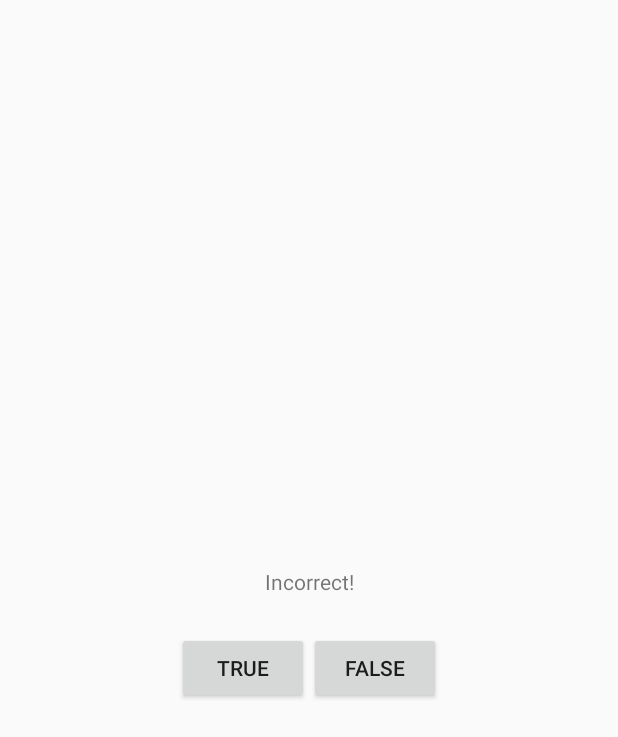
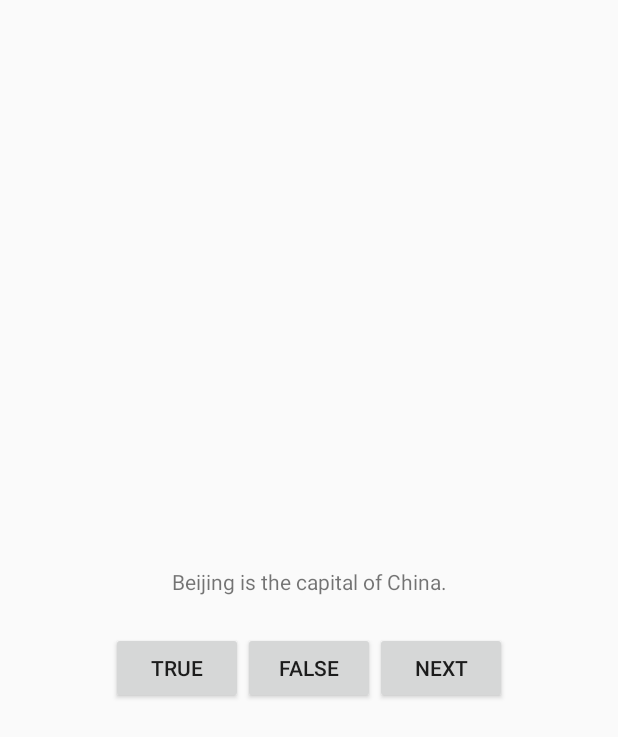
Before and after one commit to xShaneSong/android-learning, an Android app built with Jetpack Compose: the screen it shows after launch (MainActivity), after a tap on "TRUE", on a phone screen of 412 x 824 dp. Shown: the top 737 px of the screen. Run offline under Robolectric (Android 15) with nearby library versions, the phone set to English and light mode, and no system bars; 2 statements that could not run were skipped.

Commit message:
add code.

```diff
--- a/app/src/main/kotlin/com/example/geoquiz/MainActivity.kt
+++ b/app/src/main/kotlin/com/example/geoquiz/MainActivity.kt
@@ -12,6 +12,19 @@ class MainActivity : ComponentActivity() {
 
     private lateinit var trueButton: Button
     private lateinit var falseButton: Button
+    private lateinit var nextButton: Button
+    private lateinit var questionTextView: TextView
+
+    private val questionBank = listOf(
+        Question(R.string.question_australia, true),
+        Question(R.string.question_oceans, true),
+        Question(R.string.question_mideast, false),
+        Question(R.string.question_africa, false),
+        Question(R.string.question_americas, true),
+        Question(R.string.question_asia, true)
+    )
+
+    private var currentIndex = 0
 
     override fun onCreate(savedInstanceState: Bundle?) {
         super.onCreate(savedInstanceState)
@@ -22,12 +35,36 @@ class MainActivity : ComponentActivity() {
         falseButton = findViewById(R.id.false_button)
 
         trueButton.setOnClickListener { view: View ->
-            val toast = Toast.makeText(this, R.string.correct_toast, Toast.LENGTH_SHORT)
-            toast.setGravity(Gravity.START, 100, 100)
-            toast.show()
+//            val toast = Toast.makeText(this, R.string.correct_toast, Toast.LENGTH_SHORT)
+//            toast.setGravity(Gravity.START, 100, 100)
+//            toast.show()
+            checkAnswer(true)
         }
         falseButton.setOnClickListener { view: View ->
-            Toast.makeText(this, R.string.incorrect_toast, Toast.LENGTH_SHORT).show()
+//            Toast.makeText(this, R.string.incorrect_toast, Toast.LENGTH_SHORT).show()
+            checkAnswer(false)
         }
+
+        nextButton.setOnClickListener {
+            currentIndex = (currentIndex + 1) % questionBank.size
+            updateQuestion()
+        }
+
+        updateQuestion()
+    }
+
+    private fun updateQuestion() {
+        val questTextResId = questionBank[currentIndex].textResId
+        questionTextView.setText(questTextResId)
+    }
+
+    private fun checkAnswer(userAnswer: Boolean) {
+        val correctAnswer = questionBank[currentIndex].answer
+        val messageResId = if (userAnswer == correctAnswer) {
+            R.string.correct_toast
+        } else {
+            R.string.incorrect_toast
+        }
+        Toast.makeText(this, messageResId, Toast.LENGTH_SHORT).show()
     }
 }
--- a/app/src/main/res/layout/activity_main.xml
+++ b/app/src/main/res/layout/activity_main.xml
@@ -29,7 +29,7 @@
         android:layout_height="wrap_content"
         android:padding="24dp"
         android:gravity="center"
-        android:text="@string/question_china"
+        android:text="@string/question_australia"
         android:textAlignment="center" />
 
     <LinearLayout
@@ -49,6 +49,11 @@
             android:layout_height="wrap_content"
             android:text="@string/false_button" />
 
+        <Button
+            android:id="@+id/next_button"
+            android:layout_width="wrap_content"
+            android:layout_height="wrap_content"
+            android:text="@string/next_button" />
     </LinearLayout>
 
 </LinearLayout>
--- a/app/src/main/res/values/strings.xml
+++ b/app/src/main/res/values/strings.xml
@@ -1,9 +1,14 @@
 <resources>
     <string name="app_name">GeoQuiz</string>
-    <string name="question_text">Beijing is the capital of China.</string>
+    <string name="question_australia">Beijing is the capital of China.</string>
     <string name="true_button">True</string>
     <string name="false_button">False</string>
     <string name="correct_toast">Correct!</string>
     <string name="incorrect_toast">Incorrect!</string>
-    <string name="question_china">Incorrect!</string>
+    <string name="next_button">Next</string>
+    <string name="question_oceans">The Pacific Ocean is larger than the Atlantic Ocean.</string>
+    <string name="question_mideast">The Suez Canal connects the Red Sea and the Indian Ocean.</string>
+    <string name="question_africa">The source of the Nile River is in Egypt.</string>
+    <string name="question_americas">The Amazon River is the longest river in the Americas.</string>
+    <string name="question_asia">Lake Baikal is the world\'s oldest and deepest freshwater lake.</string>
 </resources>
```
Also changed, not shown: gradle/wrapper/gradle-wrapper.properties.
